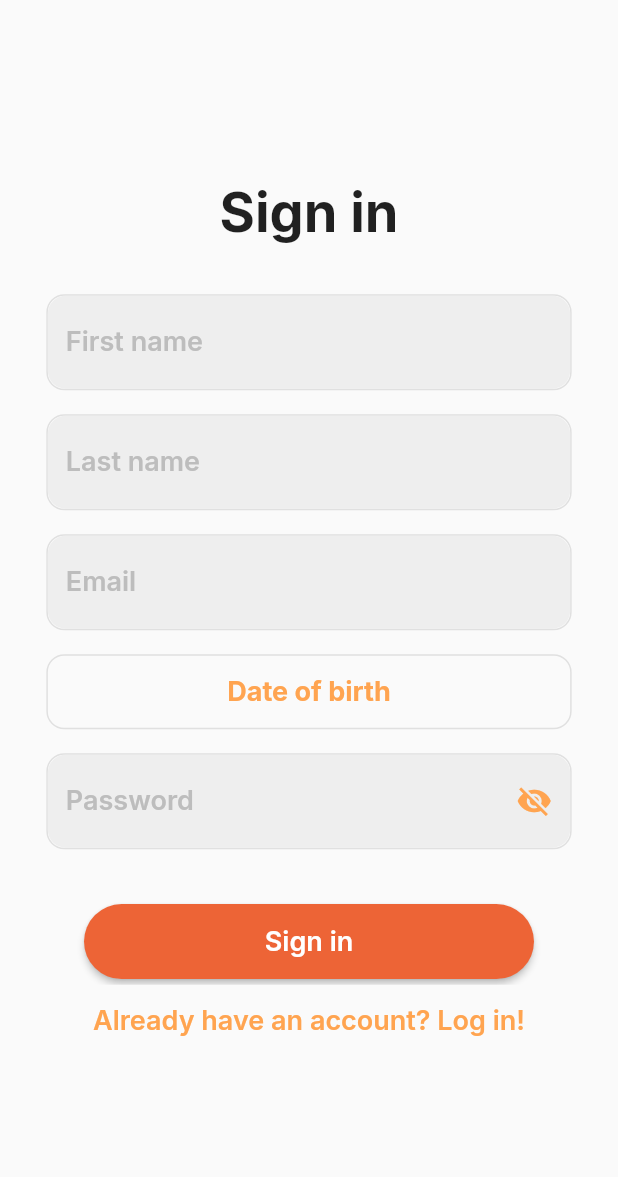
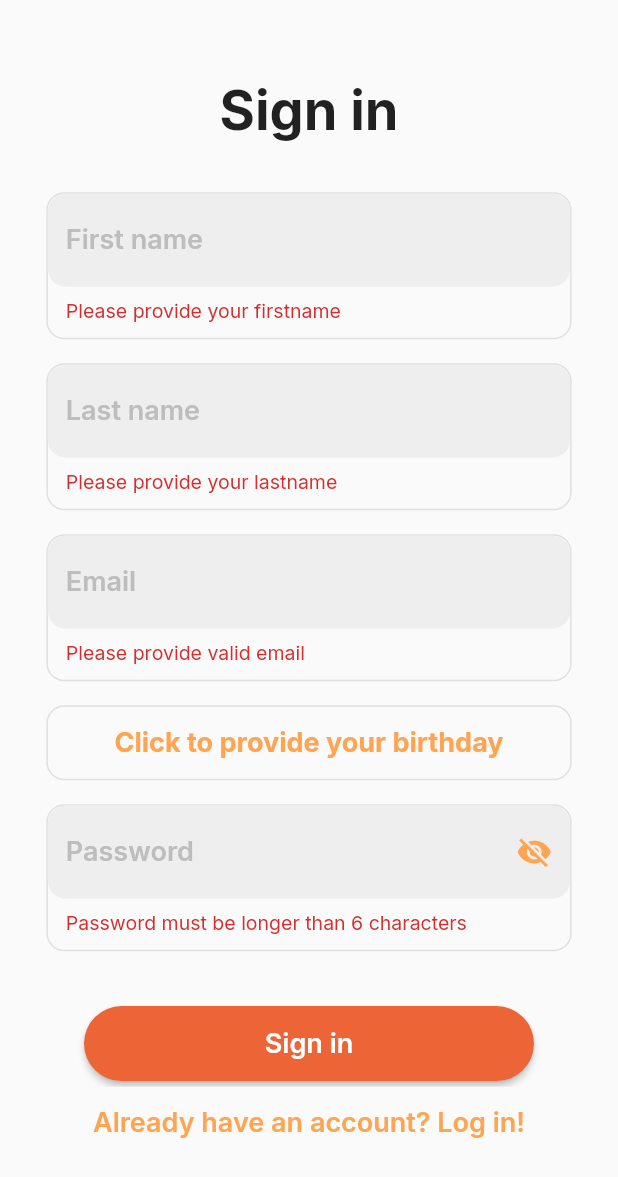
Before and after one commit to wslabosz/mobilki, a Flutter app: the RegisterScreen screen opened by its route, after a tap on "Sign in", on a phone screen of 412 x 824 dp. Shown: the top 1177 px of the screen. Run offline on Flutter 3.47's test engine with Material 2 defaults, Android fonts, the phone set to English and light mode, and no system bars; drawn by our look-alikes of rounded_loading_button; our stand-ins replace cloud_firestore, custom_sliding_segmented_control, firebase_auth, firebase_core, firebase_messaging, firebase_storage and 4 more; accounts and stored records are empty.

Commit message:
firebase responses handling added

```diff
--- a/lib/Screens/Register/components/body.dart
+++ b/lib/Screens/Register/components/body.dart
@@ -64,7 +64,11 @@ class Body extends StatelessWidget {
             textInputType: TextInputType.emailAddress,
             textEditingController: emailController,
           ),
-          DateField(date: dateOfBirth, selectDate: selectDate),
+          DateField(
+            date: dateOfBirth,
+            selectDate: selectDate,
+            errorText: validationErrors?['dateOfBirth'],
+          ),
           PasswordField(
             onChanged: (value) {},
             errorText: validationErrors?['password'],
--- a/lib/Screens/Register/register_screen.dart
+++ b/lib/Screens/Register/register_screen.dart
@@ -55,24 +55,44 @@ class _RegisterScreenState extends State<RegisterScreen> {
         lastDate: DateTime.now());
     if (picked != null) {
       setState(() {
+        _errors?.clear();
         _dateOfBirth = picked;
       });
     }
   }
 
   Future<void> _validateForm() async {
-    Map<String, String>? listOfErrors;
+    Map<String, String> listOfErrors = <String, String>{};
     if (!_emailController.text.contains('@')) {
-      listOfErrors?['email'] = 'please provide valid email';
+      listOfErrors['email'] = 'Please provide valid email';
     }
     if (_passwordController.text.length < 6) {
-      listOfErrors?['password'] = 'password must be longer than 6 characters';
+      listOfErrors['password'] = 'Password must be longer than 6 characters';
     }
     if (_firstnameController.text.isEmpty) {
-      listOfErrors?['firstname'] = 'please provide firstname';
+      listOfErrors['firstname'] = 'Please provide your firstname';
     }
     if (_lastnameController.text.isEmpty) {
-      listOfErrors?['lastname'] = 'please provide lastname';
+      listOfErrors['lastname'] = 'Please provide your lastname';
+    }
+    if (_dateOfBirth == null) {
+      listOfErrors['dateOfBirth'] = 'Click to provide your birthday';
+    }
+    setState(() {
+      _errors = listOfErrors;
+    });
+  }
+
+  Future<void> _checkServerErrors(String response) async {
+    Map<String, String> listOfErrors = <String, String>{};
+    if (response.contains('invalid-email')) {
+      listOfErrors['email'] = 'Please provide valid email';
+    }
+    if (response.contains('email-already-in-use')) {
+      listOfErrors['email'] = 'The email address is already in use';
+    }
+    if (response.contains('password')) {
+      listOfErrors['password'] = response;
     }
     setState(() {
       _errors = listOfErrors;
@@ -84,13 +104,14 @@ class _RegisterScreenState extends State<RegisterScreen> {
       _buttonController.start();
     });
     await _validateForm();
-    if (_errors == null) {
+    if (_errors == null || _errors!.isEmpty) {
       String res = await AuthMethods().signUpUser(
           email: _emailController.text,
           password: _passwordController.text,
           name: (_firstnameController.text.trim() +
-              ' ' +
-              _lastnameController.text.trim()).toLowerCase(),
+                  ' ' +
+                  _lastnameController.text.trim())
+              .toLowerCase(),
           dateOfBirth: (_dateOfBirth?.toString() != null)
               ? _dateOfBirth.toString()
               : "");
@@ -99,11 +120,16 @@ class _RegisterScreenState extends State<RegisterScreen> {
         setState(() {
           _buttonController.success();
         });
-        Navigator.of(context).pushNamedAndRemoveUntil('home',
-            (route) => false);
+        Navigator.of(context).pushNamedAndRemoveUntil('home', (route) => false);
+      } else {
+        await _checkServerErrors(res);
+        setState(() {
+          _buttonController.error();
+          Timer(const Duration(seconds: 2), () {
+            _buttonController.stop();
+          });
+        });
       }
-      // TODO: blad firebase'a
-
     } else {
       setState(() {
         _buttonController.error();
--- a/lib/components/date_input_field.dart
+++ b/lib/components/date_input_field.dart
@@ -5,11 +5,15 @@ import 'package:mobilki/constants.dart';
 class DateField extends StatelessWidget {
   final DateTime? date;
   final Future<void> Function(BuildContext) selectDate;
-  const DateField({Key? key, required this.date, required this.selectDate})
+  final String? errorText;
+  const DateField(
+      {Key? key, required this.date, required this.selectDate, this.errorText})
       : super(key: key);
 
   String showDateOfBirth(DateTime? date) {
-    if (date == null) {
+    if (errorText != null) {
+      return errorText!;
+    } else if (date == null) {
       return "Date of birth";
     } else {
       return "${date.toLocal()}".split(' ')[0];
--- a/lib/components/input_field.dart
+++ b/lib/components/input_field.dart
@@ -29,6 +29,7 @@ class InputField extends StatelessWidget {
         decoration: InputDecoration(
             hintText: hintText,
             errorText: errorText,
+            errorStyle: const TextStyle(fontSize: 13),
             border: OutlineInputBorder(
                 borderSide: BorderSide.none,
                 borderRadius: BorderRadius.circular(12.0)),
```
